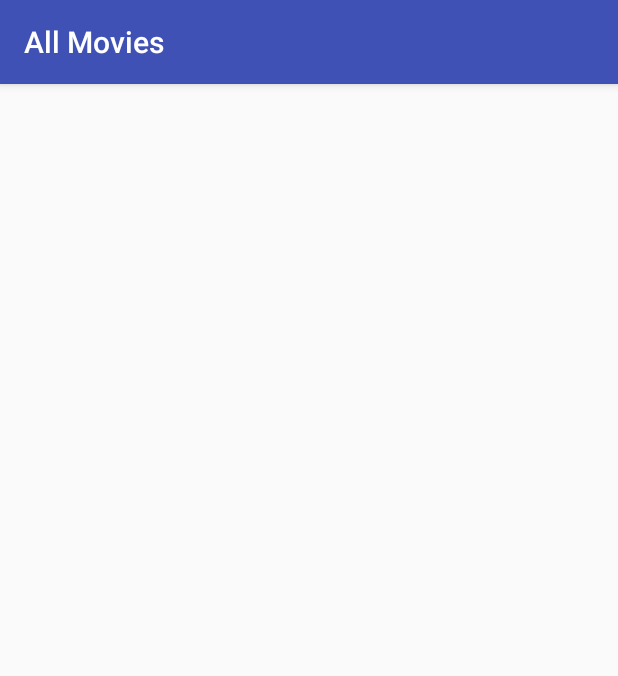
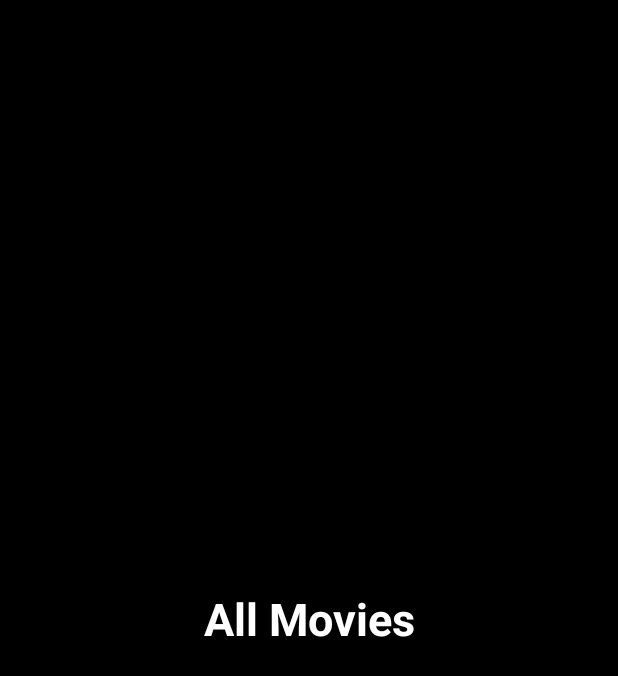
Before and after one commit to LucasOnofre/AllMovies, an Android app: the first screen one second after launch (MainActivity before the commit, ActivitySplash after it), on a phone screen of 412 x 824 dp. Shown: the top 676 px of the screen. Run offline under Robolectric (Android 15) with nearby library versions, the phone set to English and light mode, and no system bars.

Commit message:
Splash working

```diff
--- a/app/build.gradle
+++ b/app/build.gradle
@@ -24,7 +24,7 @@ android {
 
 dependencies {
     implementation fileTree(dir: 'libs', include: ['*.jar'])
-    implementation"org.jetbrains.kotlin:kotlin-stdlib-jdk7:$kotlin_version"
+    implementation "org.jetbrains.kotlin:kotlin-stdlib-jdk7:$kotlin_version"
     implementation 'com.android.support:appcompat-v7:28.0.0-rc02'
     implementation 'com.android.support.constraint:constraint-layout:1.1.3'
     testImplementation 'junit:junit:4.12'
--- a/app/src/main/AndroidManifest.xml
+++ b/app/src/main/AndroidManifest.xml
@@ -9,13 +9,14 @@
         android:roundIcon="@mipmap/ic_launcher_round"
         android:supportsRtl="true"
         android:theme="@style/AppTheme">
-        <activity android:name=".MainActivity">
+        <activity android:name=".activity.ActivitySplash">
             <intent-filter>
                 <action android:name="android.intent.action.MAIN" />
 
                 <category android:name="android.intent.category.LAUNCHER" />
             </intent-filter>
         </activity>
+        <activity android:name=".activity.DiscoverActivity"></activity>
     </application>
 
 </manifest>
--- /dev/null
+++ b/app/src/main/java/onoffrice/allmovies/activity/ActivityBase.kt
@@ -0,0 +1 @@
+package onoffrice.allmovies.activity
--- /dev/null
+++ b/app/src/main/java/onoffrice/allmovies/activity/ActivitySplash.kt
@@ -0,0 +1,21 @@
+package onoffrice.allmovies.activity
+
+import android.os.Bundle
+import android.os.Handler
+import android.support.v7.app.AppCompatActivity
+import onoffrice.allmovies.R
+import onoffrice.allmovies.extension.startActivity
+
+
+class ActivitySplash : AppCompatActivity() {
+
+    override fun onCreate(savedInstanceState: Bundle?) {
+        super.onCreate(savedInstanceState)
+        setContentView(R.layout.activity_splash)
+
+        val handle = Handler()
+        handle.postDelayed({
+            startActivity<DiscoverActivity>()
+        }, 2000)
+    }
+}
--- a/app/src/main/java/onoffrice/allmovies/MainActivity.kt
+++ b/app/src/main/java/onoffrice/allmovies/activity/DiscoverActivity.kt
@@ -1,12 +1,13 @@
-package onoffrice.allmovies
+package onoffrice.allmovies.activity
 
 import android.support.v7.app.AppCompatActivity
 import android.os.Bundle
+import onoffrice.allmovies.R
 
-class MainActivity : AppCompatActivity() {
+class DiscoverActivity : AppCompatActivity() {
 
     override fun onCreate(savedInstanceState: Bundle?) {
         super.onCreate(savedInstanceState)
-        setContentView(R.layout.activity_main)
+        setContentView(R.layout.activity_discover)
     }
 }
--- /dev/null
+++ b/app/src/main/java/onoffrice/allmovies/extension/Extension.kt
@@ -0,0 +1,13 @@
+package onoffrice.allmovies.extension
+
+import android.app.Activity
+import android.content.Intent
+
+/**
+ * Open any activity just passing the destiny, in case, 'T'
+ **/
+
+inline fun<reified T:Activity>Activity.startActivity(){
+    val intent = Intent(this, T::class.java)
+    startActivity(intent)
+}
--- a/app/src/main/res/layout/activity_main.xml
+++ b/app/src/main/res/layout/activity_discover.xml
@@ -4,6 +4,6 @@
     xmlns:tools="http://schemas.android.com/tools"
     android:layout_width="match_parent"
     android:layout_height="match_parent"
-    tools:context=".MainActivity">
+    tools:context=".activity.DiscoverActivity">
 
 </android.support.constraint.ConstraintLayout>
--- /dev/null
+++ b/app/src/main/res/layout/activity_splash.xml
@@ -0,0 +1,29 @@
+<?xml version="1.0" encoding="utf-8"?>
+<android.support.constraint.ConstraintLayout xmlns:android="http://schemas.android.com/apk/res/android"
+    xmlns:app="http://schemas.android.com/apk/res-auto"
+    xmlns:tools="http://schemas.android.com/tools"
+    android:id="@+id/bac"
+    android:layout_width="match_parent"
+    android:layout_height="match_parent"
+    android:background="#000000"
+    tools:context=".activity.ActivitySplash">
+
+    <TextView
+        android:id="@+id/textView"
+        android:layout_width="wrap_content"
+        android:layout_height="wrap_content"
+        android:layout_marginBottom="8dp"
+        android:layout_marginEnd="8dp"
+        android:layout_marginLeft="8dp"
+        android:layout_marginRight="8dp"
+        android:layout_marginStart="8dp"
+        android:layout_marginTop="8dp"
+        android:text="All Movies"
+        android:textColor="#ffffff"
+        android:textSize="30sp"
+        android:textStyle="bold"
+        app:layout_constraintBottom_toBottomOf="parent"
+        app:layout_constraintEnd_toEndOf="parent"
+        app:layout_constraintStart_toStartOf="parent"
+        app:layout_constraintTop_toTopOf="parent" />
+</android.support.constraint.ConstraintLayout>
--- /dev/null
+++ b/app/src/main/res/transition/list_transition.xml
@@ -0,0 +1,10 @@
+<!--
+    The transitions which us used for the entrance and exit of shared elements. Here we declare
+    two different transitions which are targeting specific views.
+-->
+<transitionSet xmlns:android="http://schemas.android.com/apk/res/android">
+
+    <!-- changeImageTransform is used for the ImageViews which are shared -->
+    <changeImageTransform />
+
+</transitionSet>
--- a/app/src/main/res/values/strings.xml
+++ b/app/src/main/res/values/strings.xml
@@ -1,3 +1,4 @@
 <resources>
     <string name="app_name">All Movies</string>
+    <string name="api_key">037b83eda5aad6b5c90898ea8ea94da3</string>
 </resources>
--- a/app/src/main/res/values/styles.xml
+++ b/app/src/main/res/values/styles.xml
@@ -1,7 +1,7 @@
 <resources>
 
     <!-- Base application theme. -->
-    <style name="AppTheme" parent="Theme.AppCompat.Light.DarkActionBar">
+    <style name="AppTheme" parent="Theme.AppCompat.Light.NoActionBar">
         <!-- Customize your theme here. -->
         <item name="colorPrimary">@color/colorPrimary</item>
         <item name="colorPrimaryDark">@color/colorPrimaryDark</item>
```
